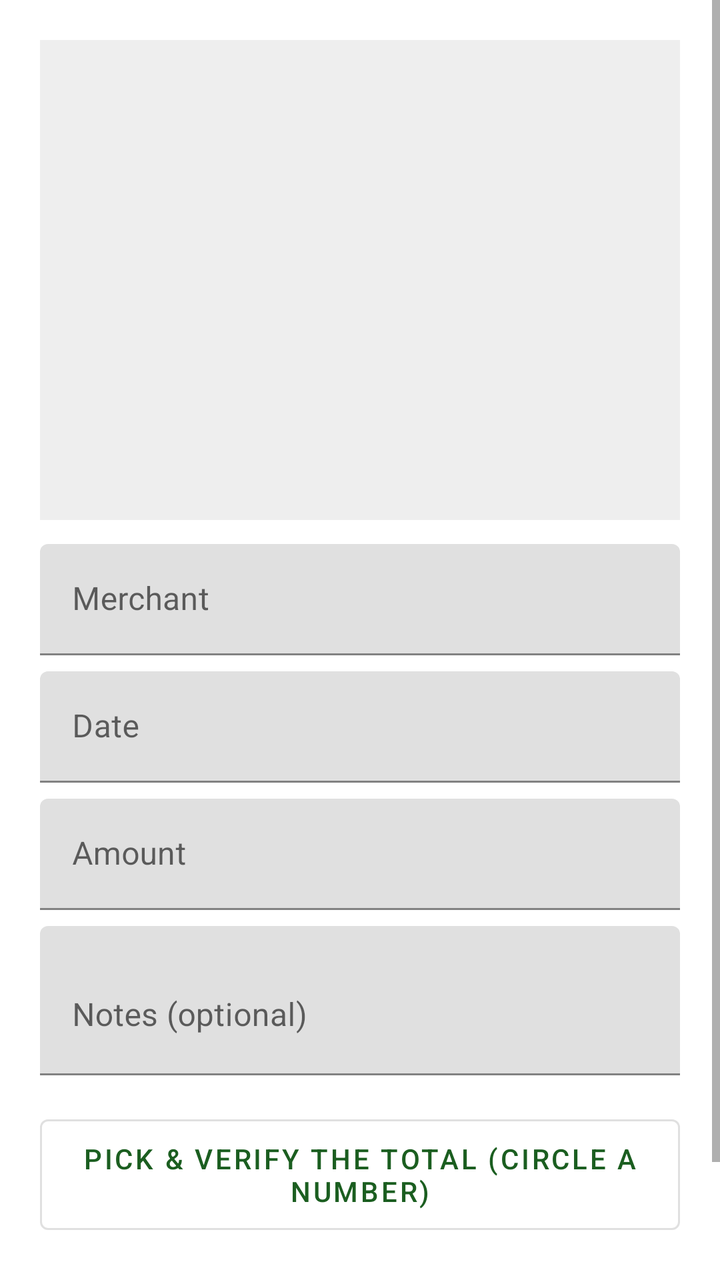
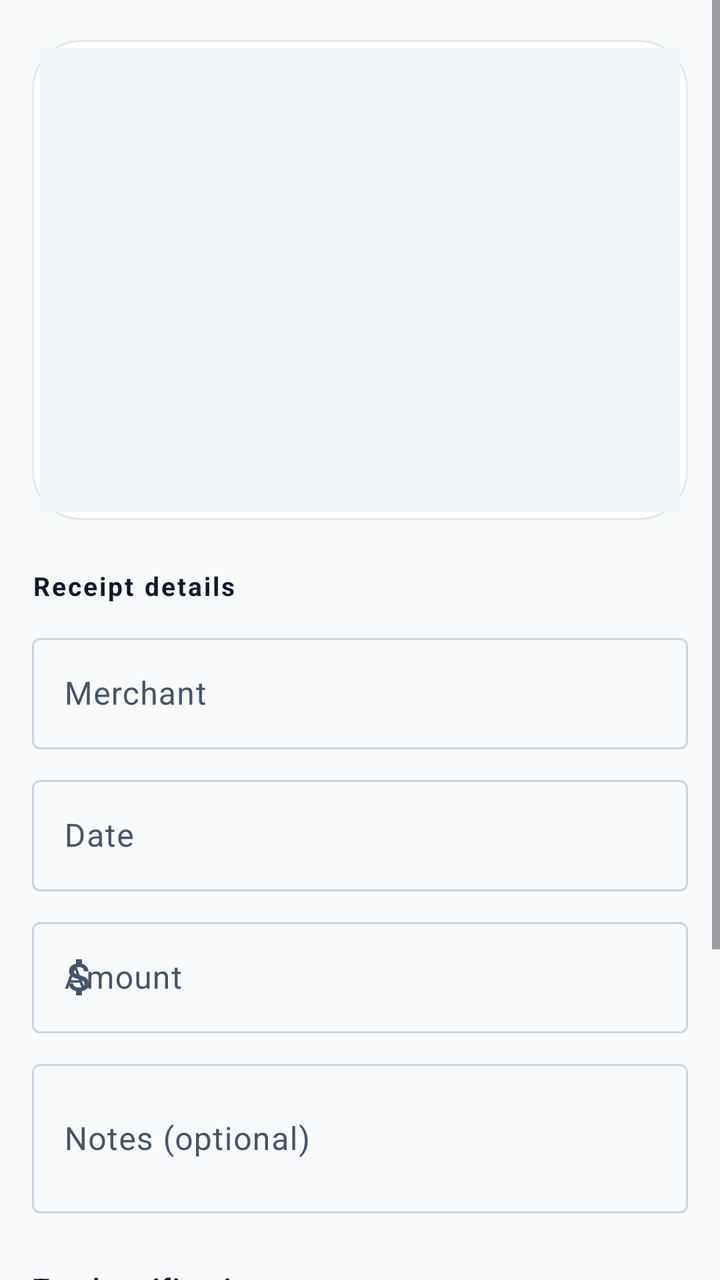

Compare the two renders of this Android layout. The source of the first and the diff that turns it into the second are given below.
<!-- AndroidManifest.xml: application theme Theme.ReceiptTracker -->
<!-- res/layout/activity_edit_receipt.xml -->
<?xml version="1.0" encoding="utf-8"?>
<ScrollView xmlns:android="http://schemas.android.com/apk/res/android"
    android:layout_width="match_parent"
    android:layout_height="match_parent"
    android:background="@color/background"
    android:fillViewport="true">

    <LinearLayout
        android:layout_width="match_parent"
        android:layout_height="wrap_content"
        android:orientation="vertical"
        android:padding="20dp">

        <ImageView
            android:id="@+id/iv_thumb"
            android:layout_width="match_parent"
            android:layout_height="240dp"
            android:layout_marginBottom="12dp"
            android:background="@color/divider"
            android:scaleType="centerInside" />

        <com.google.android.material.textfield.TextInputLayout
            android:layout_width="match_parent"
            android:layout_height="wrap_content"
            android:hint="@string/field_merchant">

            <com.google.android.material.textfield.TextInputEditText
                android:id="@+id/et_merchant"
                android:layout_width="match_parent"
                android:layout_height="wrap_content"
                android:inputType="textCapWords" />
        </com.google.android.material.textfield.TextInputLayout>

        <com.google.android.material.textfield.TextInputLayout
            android:layout_width="match_parent"
            android:layout_height="wrap_content"
            android:layout_marginTop="8dp"
            android:hint="@string/field_date">

            <com.google.android.material.textfield.TextInputEditText
                android:id="@+id/et_date"
                android:layout_width="match_parent"
                android:layout_height="wrap_content"
                android:focusable="false"
                android:inputType="none" />
        </com.google.android.material.textfield.TextInputLayout>

        <com.google.android.material.textfield.TextInputLayout
            android:layout_width="match_parent"
            android:layout_height="wrap_content"
            android:layout_marginTop="8dp"
            android:hint="@string/field_amount">

            <com.google.android.material.textfield.TextInputEditText
                android:id="@+id/et_amount"
                android:layout_width="match_parent"
                android:layout_height="wrap_content"
                android:inputType="numberDecimal" />
        </com.google.android.material.textfield.TextInputLayout>

        <com.google.android.material.textfield.TextInputLayout
            android:layout_width="match_parent"
            android:layout_height="wrap_content"
            android:layout_marginTop="8dp"
            android:hint="@string/field_notes">

            <com.google.android.material.textfield.TextInputEditText
                android:id="@+id/et_notes"
                android:layout_width="match_parent"
                android:layout_height="wrap_content"
                android:inputType="textMultiLine"
                android:minLines="2" />
        </com.google.android.material.textfield.TextInputLayout>

        <TextView
            android:id="@+id/tv_raw_text"
            android:layout_width="match_parent"
            android:layout_height="wrap_content"
            android:layout_marginTop="12dp"
            android:background="@color/divider"
            android:fontFamily="monospace"
            android:padding="8dp"
            android:textColor="@color/muted"
            android:textSize="11sp"
            android:visibility="gone" />

        
        <com.google.android.material.button.MaterialButton
            android:id="@+id/btn_mark_total"
            style="@style/Widget.MaterialComponents.Button.OutlinedButton"
            android:layout_width="match_parent"
            android:layout_height="wrap_content"
            android:layout_marginTop="16dp"
            android:padding="10dp"
            android:text="Pick &amp; verify the total (circle a number)" />

        <TextView
            android:id="@+id/tv_verifier"
            android:layout_width="match_parent"
            android:layout_height="wrap_content"
            android:layout_marginTop="10dp"
            android:background="@color/divider"
            android:padding="10dp"
            android:textColor="@color/on_surface"
            android:textSize="12sp"
            android:visibility="gone" />

        <LinearLayout
            android:layout_width="match_parent"
            android:layout_height="wrap_content"
            android:layout_marginTop="16dp"
            android:orientation="horizontal">

            <com.google.android.material.button.MaterialButton
                android:id="@+id/btn_delete"
                style="@style/Widget.MaterialComponents.Button.TextButton"
                android:layout_width="wrap_content"
                android:layout_height="wrap_content"
                android:text="@string/action_delete" />

            <View
                android:layout_width="0dp"
                android:layout_height="0dp"
                android:layout_weight="1" />

            <com.google.android.material.button.MaterialButton
                android:id="@+id/btn_save"
                style="@style/Widget.MaterialComponents.Button"
                android:layout_width="wrap_content"
                android:layout_height="wrap_content"
                android:text="@string/action_save" />
        </LinearLayout>
    </LinearLayout>
</ScrollView>
<!-- resources referenced by this layout -->
<resources>
  <color name="background">#FFFFFFFF</color>
  <color name="divider">#FFEEEEEE</color>
  <color name="muted">#FF666666</color>
  <color name="on_surface">#FF111111</color>
  <style name="Theme.ReceiptTracker" parent="Theme.MaterialComponents.DayNight.NoActionBar">
          <item name="colorPrimary">@color/primary</item>
          <item name="colorPrimaryDark">@color/primary_variant</item>
          <item name="colorAccent">@color/primary</item>
          <item name="android:windowBackground">@color/background</item>
          <item name="android:textColorPrimary">@color/on_surface</item>
          <item name="android:textColorSecondary">@color/muted</item>
          <item name="android:statusBarColor" tools:targetApi="l">@color/primary_variant</item>
      </style>
  <color name="primary">#FF1B5E20</color>
  <color name="primary_variant">#FF003D00</color>
  <!-- unchanged entries left out for length: 6 -->
</resources>

<!-- the commit's change to res/layout/activity_edit_receipt.xml (unified diff, before → after) -->
@@ -1,5 +1,6 @@
 <?xml version="1.0" encoding="utf-8"?>
 <ScrollView xmlns:android="http://schemas.android.com/apk/res/android"
+    xmlns:app="http://schemas.android.com/apk/res-auto"
     android:layout_width="match_parent"
     android:layout_height="match_parent"
     android:background="@color/background"
@@ -9,20 +10,44 @@
         android:layout_width="match_parent"
         android:layout_height="wrap_content"
         android:orientation="vertical"
-        android:padding="20dp">
+        android:paddingHorizontal="16dp"
+        android:paddingTop="20dp"
+        android:paddingBottom="32dp">
 
-        <ImageView
-            android:id="@+id/iv_thumb"
+        
+        <FrameLayout
             android:layout_width="match_parent"
             android:layout_height="240dp"
+            android:background="@drawable/bg_action_card"
+            android:padding="4dp">
+
+            <ImageView
+                android:id="@+id/iv_thumb"
+                android:layout_width="match_parent"
+                android:layout_height="match_parent"
+                android:background="@color/surface_variant"
+                android:contentDescription="@string/receipts_title"
+                android:scaleType="centerInside" />
+        </FrameLayout>
+
+        
+        <TextView
+            android:layout_width="wrap_content"
+            android:layout_height="wrap_content"
+            android:layout_marginTop="24dp"
             android:layout_marginBottom="12dp"
-            android:background="@color/divider"
-            android:scaleType="centerInside" />
+            android:text="Receipt details"
+            android:textColor="@color/on_surface"
+            android:textSize="13sp"
+            android:textStyle="bold"
+            android:letterSpacing="0.08" />
 
         <com.google.android.material.textfield.TextInputLayout
             android:layout_width="match_parent"
             android:layout_height="wrap_content"
-            android:hint="@string/field_merchant">
+            android:hint="@string/field_merchant"
+            app:boxBackgroundMode="outline"
+            style="@style/Widget.Material3.TextInputLayout.OutlinedBox">
 
             <com.google.android.material.textfield.TextInputEditText
                 android:id="@+id/et_merchant"
@@ -34,8 +59,10 @@
         <com.google.android.material.textfield.TextInputLayout
             android:layout_width="match_parent"
             android:layout_height="wrap_content"
-            android:layout_marginTop="8dp"
-            android:hint="@string/field_date">
+            android:layout_marginTop="10dp"
+            android:hint="@string/field_date"
+            app:boxBackgroundMode="outline"
+            style="@style/Widget.Material3.TextInputLayout.OutlinedBox">
 
             <com.google.android.material.textfield.TextInputEditText
                 android:id="@+id/et_date"
@@ -48,8 +75,11 @@
         <com.google.android.material.textfield.TextInputLayout
             android:layout_width="match_parent"
             android:layout_height="wrap_content"
-            android:layout_marginTop="8dp"
-            android:hint="@string/field_amount">
+            android:layout_marginTop="10dp"
+            android:hint="@string/field_amount"
+            app:boxBackgroundMode="outline"
+            app:startIconDrawable="@drawable/ic_money"
+            style="@style/Widget.Material3.TextInputLayout.OutlinedBox">
 
             <com.google.android.material.textfield.TextInputEditText
                 android:id="@+id/et_amount"
@@ -61,8 +91,10 @@
         <com.google.android.material.textfield.TextInputLayout
             android:layout_width="match_parent"
             android:layout_height="wrap_content"
-            android:layout_marginTop="8dp"
-            android:hint="@string/field_notes">
+            android:layout_marginTop="10dp"
+            android:hint="@string/field_notes"
+            app:boxBackgroundMode="outline"
+            style="@style/Widget.Material3.TextInputLayout.OutlinedBox">
 
             <com.google.android.material.textfield.TextInputEditText
                 android:id="@+id/et_notes"
@@ -72,51 +104,78 @@
                 android:minLines="2" />
         </com.google.android.material.textfield.TextInputLayout>
 
+        
         <TextView
             android:id="@+id/tv_raw_text"
             android:layout_width="match_parent"
             android:layout_height="wrap_content"
             android:layout_marginTop="12dp"
-            android:background="@color/divider"
+            android:background="@drawable/bg_chip_money"
             android:fontFamily="monospace"
-            android:padding="8dp"
-            android:textColor="@color/muted"
+            android:padding="12dp"
+            android:textColor="@color/on_surface_variant"
             android:textSize="11sp"
             android:visibility="gone" />
 
         
+        <TextView
+            android:layout_width="wrap_content"
+            android:layout_height="wrap_content"
+            android:layout_marginTop="28dp"
+            android:layout_marginBottom="4dp"
+            android:text="Total verification"
+            android:textColor="@color/on_surface"
+            android:textSize="13sp"
+            android:textStyle="bold"
+            android:letterSpacing="0.08" />
+
+        <TextView
+            android:layout_width="match_parent"
+            android:layout_height="wrap_content"
+            android:layout_marginBottom="12dp"
+            android:text="Tap to circle a number on the receipt — we'll cross-check it against the entered amount and the line items."
+            android:textColor="@color/on_surface_variant"
+            android:textSize="12sp" />
+
         <com.google.android.material.button.MaterialButton
             android:id="@+id/btn_mark_total"
-            style="@style/Widget.MaterialComponents.Button.OutlinedButton"
             android:layout_width="match_parent"
             android:layout_height="wrap_content"
-            android:layout_marginTop="16dp"
-            android:padding="10dp"
-            android:text="Pick &amp; verify the total (circle a number)" />
+            android:padding="14dp"
+            android:text="Pick &amp; verify the total"
+            android:textSize="15sp"
+            app:icon="@drawable/ic_verified"
+            app:iconGravity="textStart"
+            app:backgroundTint="@color/secondary"
+            app:cornerRadius="16dp" />
 
+        
         <TextView
             android:id="@+id/tv_verifier"
             android:layout_width="match_parent"
             android:layout_height="wrap_content"
-            android:layout_marginTop="10dp"
-            android:background="@color/divider"
-            android:padding="10dp"
+            android:layout_marginTop="14dp"
+            android:background="@drawable/bg_verdict_ok"
+            android:fontFamily="monospace"
+            android:padding="14dp"
             android:textColor="@color/on_surface"
             android:textSize="12sp"
             android:visibility="gone" />
 
+        
         <LinearLayout
             android:layout_width="match_parent"
             android:layout_height="wrap_content"
-            android:layout_marginTop="16dp"
+            android:layout_marginTop="28dp"
             android:orientation="horizontal">
 
             <com.google.android.material.button.MaterialButton
                 android:id="@+id/btn_delete"
-                style="@style/Widget.MaterialComponents.Button.TextButton"
+                style="@style/Widget.Material3.Button.TextButton"
                 android:layout_width="wrap_content"
                 android:layout_height="wrap_content"
-                android:text="@string/action_delete" />
+                android:text="@string/action_delete"
+                android:textColor="@color/error" />
 
             <View
                 android:layout_width="0dp"
@@ -125,10 +184,12 @@
 
             <com.google.android.material.button.MaterialButton
                 android:id="@+id/btn_save"
-                style="@style/Widget.MaterialComponents.Button"
                 android:layout_width="wrap_content"
                 android:layout_height="wrap_content"
-                android:text="@string/action_save" />
+                android:paddingHorizontal="32dp"
+                android:text="@string/action_save"
+                app:backgroundTint="@color/primary"
+                app:cornerRadius="16dp" />
         </LinearLayout>
     </LinearLayout>
 </ScrollView>
<!-- resource entries referenced after the edit -->
@@ -1,20 +1,137 @@
 <!-- resources referenced by this layout -->
 <resources>
-  <color name="background">#FFFFFFFF</color>
-  <color name="divider">#FFEEEEEE</color>
-  <color name="muted">#FF666666</color>
-  <color name="on_surface">#FF111111</color>
-  <style name="Theme.ReceiptTracker" parent="Theme.MaterialComponents.DayNight.NoActionBar">
+  <color name="background">#FFF8FAFC</color>
+  <color name="error">#FFEF4444</color>
+  <color name="on_surface">#FF0F172A</color>
+  <color name="on_surface_variant">#FF475569</color>
+  <style name="Theme.ReceiptTracker" parent="Theme.Material3.Light.NoActionBar">
+          
           <item name="colorPrimary">@color/primary</item>
-          <item name="colorPrimaryDark">@color/primary_variant</item>
-          <item name="colorAccent">@color/primary</item>
-          <item name="android:windowBackground">@color/background</item>
-          <item name="android:textColorPrimary">@color/on_surface</item>
-          <item name="android:textColorSecondary">@color/muted</item>
-          <item name="android:statusBarColor" tools:targetApi="l">@color/primary_variant</item>
+          <item name="colorOnPrimary">@color/on_primary</item>
+          <item name="colorPrimaryContainer">@color/primary_container</item>
+          <item name="colorOnPrimaryContainer">@color/on_primary_container</item>
+  
+          <item name="colorSecondary">@color/secondary</item>
+          <item name="colorOnSecondary">@color/on_secondary</item>
+          <item name="colorSecondaryContainer">@color/secondary_container</item>
+          <item name="colorOnSecondaryContainer">@color/on_secondary_container</item>
+  
+          <item name="colorTertiary">@color/tertiary</item>
+          <item name="colorOnTertiary">@color/on_tertiary</item>
+          <item name="colorTertiaryContainer">@color/tertiary_container</item>
+          <item name="colorOnTertiaryContainer">@color/on_tertiary_container</item>
+  
+          <item name="colorError">@color/error</item>
+          <item name="colorOnError">@color/on_primary</item>
+          <item name="colorErrorContainer">@color/error_container</item>
+          <item name="colorOnErrorContainer">@color/on_error_container</item>
+  
+          
+          <item name="android:colorBackground">@color/background</item>
+          <item name="colorSurface">@color/surface</item>
+          <item name="colorOnSurface">@color/on_surface</item>
+          <item name="colorOnSurfaceVariant">@color/on_surface_variant</item>
+          <item name="colorSurfaceVariant">@color/surface_variant</item>
+          <item name="colorOutline">@color/outline</item>
+          <item name="colorOutlineVariant">@color/outline_variant</item>
+  
+          
+          <item name="android:statusBarColor" tools:targetApi="l">@color/primary_dark</item>
+          <item name="android:navigationBarColor" tools:targetApi="l">@color/background</item>
+          <item name="android:windowLightStatusBar" tools:targetApi="m">false</item>
+          <item name="android:windowLightNavigationBar" tools:targetApi="o_mr1">true</item>
+  
+          
+          <item name="textAppearanceHeadlineLarge">@style/TextAppearance.ReceiptTracker.HeadlineLarge</item>
+          <item name="textAppearanceTitleLarge">@style/TextAppearance.ReceiptTracker.TitleLarge</item>
+          <item name="textAppearanceBodyLarge">@style/TextAppearance.ReceiptTracker.BodyLarge</item>
       </style>
-  <color name="primary">#FF1B5E20</color>
-  <color name="primary_variant">#FF003D00</color>
+  <color name="surface">#FFFFFFFF</color>
+  <color name="outline_variant">#FFE2E8F0</color>
+  <color name="money_container">#FFD1FAE5</color>
+  <color name="verdict_ok_bg">#FFECFDF5</color>
+  <color name="verdict_ok_border">#FFA7F3D0</color>
+  <color name="white">#FFFFFFFF</color>
+  <color name="on_primary">#FFFFFFFF</color>
+  <color name="primary_container">#FFE0F2FE</color>
+  <color name="on_primary_container">#FF0C4A6E</color>
+  <color name="on_secondary">#FFFFFFFF</color>
+  <color name="secondary_container">#FFEDE9FE</color>
+  <color name="on_secondary_container">#FF3B0764</color>
+  <color name="tertiary">#FFEC4899</color>
+  <color name="on_tertiary">#FFFFFFFF</color>
+  <color name="tertiary_container">#FFFCE7F3</color>
+  <color name="on_tertiary_container">#FF831843</color>
+  <color name="error_container">#FFFEE2E2</color>
+  <color name="on_error_container">#FF7F1D1D</color>
+  <color name="outline">#FFCBD5E1</color>
+  <color name="primary_dark">#FF0284C7</color>
+  <style name="TextAppearance.ReceiptTracker.HeadlineLarge" parent="TextAppearance.Material3.HeadlineLarge">
+          <item name="android:textStyle">bold</item>
+          <item name="android:letterSpacing">-0.02</item>
+      </style>
+  <style name="TextAppearance.ReceiptTracker.TitleLarge" parent="TextAppearance.Material3.TitleLarge">
+          <item name="android:textStyle">bold</item>
+          <item name="android:letterSpacing">-0.01</item>
+      </style>
+  <style name="TextAppearance.ReceiptTracker.BodyLarge" parent="TextAppearance.Material3.BodyLarge">
+          <item name="android:lineSpacingMultiplier">1.15</item>
+      </style>
+  <color name="primary">#FF0EA5E9</color>
+  <color name="secondary">#FF8B5CF6</color>
+  <color name="surface_variant">#FFF1F5F9</color>
+  <!-- drawable bg_action_card (drawable) -->
+  <?xml version="1.0" encoding="utf-8"?>
+  <shape xmlns:android="http://schemas.android.com/apk/res/android"
+      android:shape="rectangle">
+      <solid android:color="@color/surface" />
+      <corners android:radius="24dp" />
+      <stroke
+          android:width="1dp"
+          android:color="@color/outline_variant" />
+  </shape>
+  <!-- drawable bg_chip_money (drawable) -->
+  <?xml version="1.0" encoding="utf-8"?>
+  <shape xmlns:android="http://schemas.android.com/apk/res/android"
+      android:shape="rectangle">
+      <solid android:color="@color/money_container" />
+      <corners android:radius="999dp" />
+  </shape>
+  <!-- drawable bg_verdict_ok (drawable) -->
+  <?xml version="1.0" encoding="utf-8"?>
+  <shape xmlns:android="http://schemas.android.com/apk/res/android"
+      android:shape="rectangle">
+      <solid android:color="@color/verdict_ok_bg" />
+      <stroke
+          android:width="1dp"
+          android:color="@color/verdict_ok_border" />
+      <corners android:radius="16dp" />
+  </shape>
+  <!-- drawable ic_money (drawable) -->
+  <?xml version="1.0" encoding="utf-8"?>
+  <vector xmlns:android="http://schemas.android.com/apk/res/android"
+      android:width="24dp"
+      android:height="24dp"
+      android:viewportWidth="24"
+      android:viewportHeight="24"
+      android:tint="?attr/colorOnSurfaceVariant">
+      <path
+          android:fillColor="@android:color/white"
+          android:pathData="M11.8,10.9c-2.27,-0.59 -3,-1.2 -3,-2.15c0,-1.09 1.01,-1.85 2.7,-1.85c1.78,0 2.44,0.85 2.5,2.1h2.21c-0.07,-1.72 -1.12,-3.3 -3.21,-3.81V3h-3v2.16c-1.94,0.42 -3.5,1.68 -3.5,3.61c0,2.31 1.91,3.46 4.7,4.13c2.5,0.6 3,1.48 3,2.41c0,0.69 -0.49,1.79 -2.7,1.79c-2.06,0 -2.87,-0.92 -2.98,-2.1h-2.2c0.12,2.19 1.76,3.42 3.68,3.83V21h3v-2.15c1.95,-0.37 3.5,-1.5 3.5,-3.55c0,-2.84 -2.43,-3.81 -4.7,-4.4z" />
+  </vector>
+  <!-- drawable ic_verified (drawable) -->
+  <?xml version="1.0" encoding="utf-8"?>
+  <vector xmlns:android="http://schemas.android.com/apk/res/android"
+      android:width="64dp"
+      android:height="64dp"
+      android:viewportWidth="24"
+      android:viewportHeight="24"
+      android:tint="@color/white">
+      <path
+          android:fillColor="@android:color/white"
+          android:pathData="M21,7L9,19L3.5,13.5L4.91,12.09L9,16.17L19.59,5.59L21,7Z" />
+  </vector>
+  <string name="receipts_title">Receipts</string>
   <!-- unchanged entries left out for length: 6 -->
 </resources>
 
